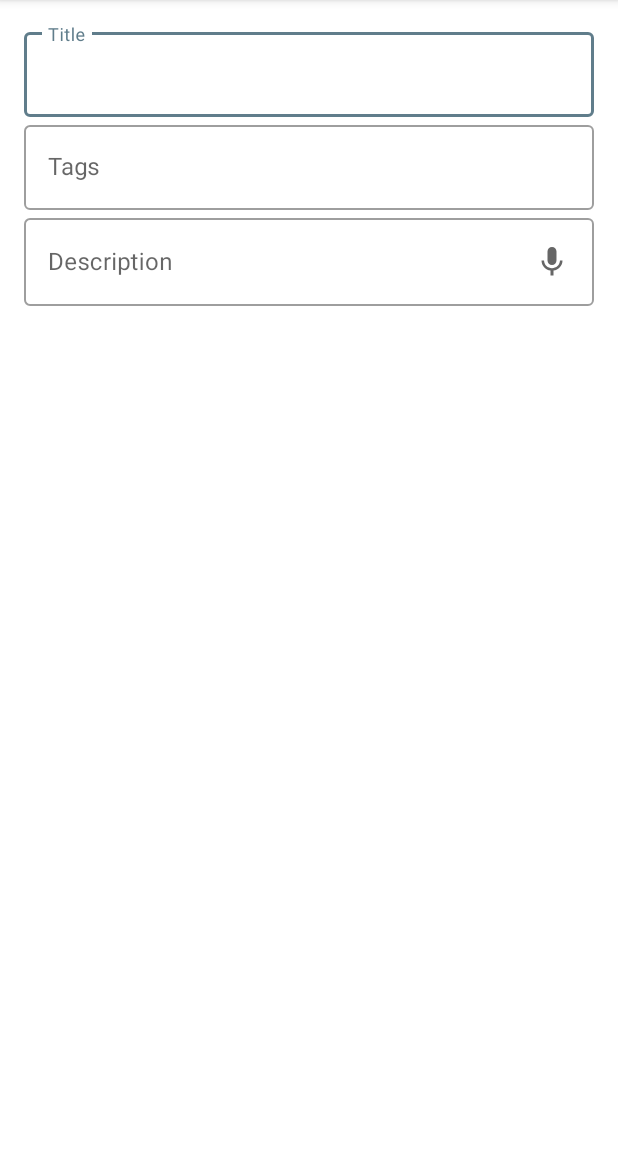
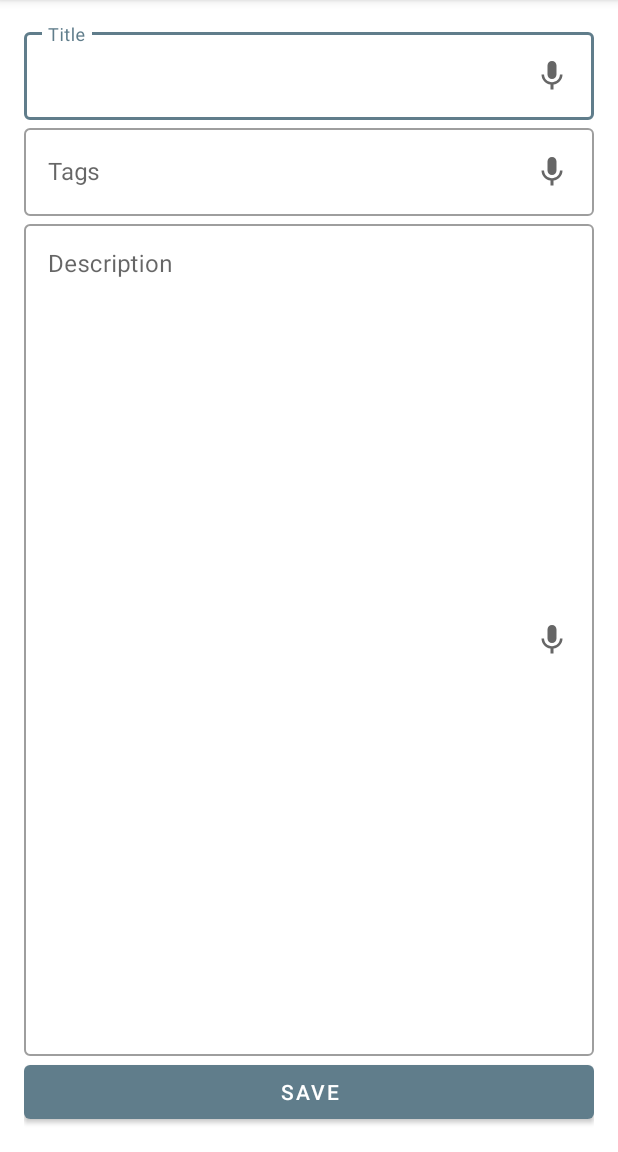
Before and after one commit to themha/MGE-Project, an Android app: the IdeaFormActivity screen opened directly, with no data from a screen before it, on a phone screen of 412 x 824 dp, the part 84-1236 px from its top. Run offline under Robolectric (Android 15) with nearby library versions, the phone set to English and light mode, and no system bars.

Commit message:
improve service

```diff
--- a/app/src/main/AndroidManifest.xml
+++ b/app/src/main/AndroidManifest.xml
@@ -22,7 +22,5 @@
     </application>
 
     <uses-permission android:name="android.permission.QUERY_ALL_PACKAGES" />
-    <uses-permission android:name="android.permission.RECORD_AUDIO"/>
-    <!--<uses-permission android:name="android.permission.INTERNET"/>-->
 
 </manifest>
--- a/app/src/main/java/com/ost/rj/mge/testat/activities/IdeaFormActivity.kt
+++ b/app/src/main/java/com/ost/rj/mge/testat/activities/IdeaFormActivity.kt
@@ -1,34 +1,30 @@
 package com.ost.rj.mge.testat.activities
 
-import android.Manifest
 import android.app.Activity
 import android.content.Context
 import android.content.Intent
-import android.content.pm.PackageManager
-import android.os.Build
 import android.os.Bundle
-import android.speech.RecognitionListener
 import android.speech.RecognizerIntent
-import android.speech.SpeechRecognizer
-import android.util.Log
 import android.view.MotionEvent
+import android.view.View
 import android.widget.EditText
-import android.widget.Toast
+import android.widget.TextView
 import androidx.appcompat.app.AppCompatActivity
-import androidx.core.app.ActivityCompat
-import androidx.core.content.ContextCompat
 import com.ost.rj.mge.testat.R
 import java.util.*
 
 
 class IdeaFormActivity : AppCompatActivity() {
+    private lateinit var title : EditText
+    private lateinit var tags : EditText
     private lateinit var description : EditText
-    private lateinit var speechRecognizerIntent : Intent
-    private lateinit var speechRecognizer : SpeechRecognizer
+
 
     companion object {
 
-        private const val REQUEST_CODE_SPEECH_INPUT = 100
+        private const val REQUEST_CODE_SPEECH_INPUT_TITLE = 100
+        private const val REQUEST_CODE_SPEECH_INPUT_TAGS = 101
+        private const val REQUEST_CODE_SPEECH_INPUT_DESCRIPTION = 102
 
         fun createIntent(context: Context) : Intent {
             val intent : Intent = Intent(context, IdeaFormActivity::class.java)
@@ -40,132 +36,68 @@ class IdeaFormActivity : AppCompatActivity() {
         super.onCreate(savedInstanceState)
         setContentView(R.layout.activity_idea_form)
 
+        title = findViewById(R.id.idea_form_editText_title)
+        title.setOnTouchListener {view : View, motionEvent -> setDrawableActions(motionEvent, title, REQUEST_CODE_SPEECH_INPUT_TITLE) }
 
-        //TODO ugly
+        tags = findViewById(R.id.idea_form_editText_tags)
+        tags.setOnTouchListener {view : View, motionEvent -> setDrawableActions(motionEvent, tags, REQUEST_CODE_SPEECH_INPUT_TAGS) }
 
         description = findViewById(R.id.idea_form_editText_description)
-
-        description.setOnTouchListener { _, event ->
-            val DRAWABLE_LEFT = 0
-            val DRAWABLE_TOP = 1
-            val DRAWABLE_RIGHT = 2
-            val DRAWABLE_BOTTOM = 3
-
-            if (event.action == MotionEvent.ACTION_DOWN) {
-                if (event.getRawX() >= description.right - description.compoundDrawables[DRAWABLE_RIGHT].bounds.width()) {
-                    prepareRecording()
-                    true
-                }
-            }
-
-            false
-        }
+        description.setOnTouchListener {_, motionEvent -> setDrawableActions(motionEvent, description, REQUEST_CODE_SPEECH_INPUT_DESCRIPTION) }
     }
 
 
-    // TODO ugly
-    private fun prepareRecording() {
-        Log.d("testcase", "startRecord: yes")
-        /*
-        val intent = Intent(RecognizerIntent.ACTION_RECOGNIZE_SPEECH)
-        intent.putExtra(RecognizerIntent.EXTRA_LANGUAGE_MODEL, RecognizerIntent.LANGUAGE_MODEL_FREE_FORM)
-        intent.putExtra(RecognizerIntent.EXTRA_LANGUAGE, Locale.getDefault())
-        intent.putExtra(RecognizerIntent.EXTRA_PROMPT, "Let's start speaking")
+    private fun setDrawableActions(event : MotionEvent, element : TextView, requestCode : Int) : Boolean {
+        val DRAWABLE_LEFT = 0
+        val DRAWABLE_TOP = 1
+        val DRAWABLE_RIGHT = 2
+        val DRAWABLE_BOTTOM = 3
 
-         */
+        if (event.action == MotionEvent.ACTION_DOWN) {
+            if (event.getRawX() >= element.right - element.compoundDrawables[DRAWABLE_RIGHT].bounds.width()) {
+                val intent = startSpeechToTextIntent()
+                startActivityForResult(intent, requestCode)
+                return true;
+            }
+        }
+        return false;
+    }
 
-        if(ContextCompat.checkSelfPermission(this, Manifest.permission.RECORD_AUDIO) != PackageManager.PERMISSION_GRANTED){
-            checkPermission()
-        }
 
-        speechRecognizer = SpeechRecognizer.createSpeechRecognizer(this);
-        speechRecognizerIntent = Intent(RecognizerIntent.ACTION_RECOGNIZE_SPEECH); // starts an activity that will prompt the user for speech and send it through a speech recognizer
+    private fun startSpeechToTextIntent() : Intent {
+        val speechRecognizerIntent : Intent = Intent(RecognizerIntent.ACTION_RECOGNIZE_SPEECH); // starts an activity that will prompt the user for speech and send it through a speech recognizer
         speechRecognizerIntent.putExtra(
             RecognizerIntent.EXTRA_LANGUAGE_MODEL,
             RecognizerIntent.LANGUAGE_MODEL_FREE_FORM
-        );
+        )
         speechRecognizerIntent.putExtra(RecognizerIntent.EXTRA_LANGUAGE, Locale.getDefault())
         speechRecognizerIntent.putExtra(RecognizerIntent.EXTRA_PROMPT, "Let's start speaking")
-
-        startActivityForResult(speechRecognizerIntent, REQUEST_CODE_SPEECH_INPUT)
-
-        /*
-        speechRecognizer.setRecognitionListener(object : RecognitionListener {
-
-            override fun onReadyForSpeech(params: Bundle?) {}
-
-            override fun onBeginningOfSpeech() {
-                description.hint = "Listening..."
-            }
-
-            override fun onRmsChanged(v: Float) {}
-
-            override fun onBufferReceived(bytes: ByteArray?) {}
-
-            override fun onEndOfSpeech() {}
-
-            override fun onError(i: Int) {}
-
-            override fun onResults(bundle: Bundle) {
-                val data = bundle.getStringArrayList(SpeechRecognizer.RESULTS_RECOGNITION)
-                description.setText(data!![0].toString())
-
-            }
-
-            override fun onPartialResults(bundle: Bundle?) {}
-
-            override fun onEvent(i: Int, bundle: Bundle?) {}
-
-        })
-
-         */
-
-
+        return speechRecognizerIntent
     }
-
-
-
-
-
 
     override fun onActivityResult(requestCode: Int, resultCode: Int, data: Intent?) {
         super.onActivityResult(requestCode, resultCode, data)
 
         when(requestCode){
-            REQUEST_CODE_SPEECH_INPUT -> {
-                if (resultCode == Activity.RESULT_OK && null != data){
-                    val result = data.getStringArrayListExtra(RecognizerIntent.EXTRA_RESULTS)
-                    description.append(result!![0])
+            REQUEST_CODE_SPEECH_INPUT_TITLE -> {
+                onActivityResultSpeechToTextHandler(title, resultCode, data)
+            }
 
-                }
+            REQUEST_CODE_SPEECH_INPUT_TAGS -> {
+                onActivityResultSpeechToTextHandler(tags, resultCode, data)
+            }
+
+            REQUEST_CODE_SPEECH_INPUT_DESCRIPTION -> {
+                onActivityResultSpeechToTextHandler(description, resultCode, data)
             }
         }
     }
 
+    private fun onActivityResultSpeechToTextHandler(element: TextView, resultCode : Int, data: Intent?){
+        if (resultCode == Activity.RESULT_OK && data != null){
+            val result = data.getStringArrayListExtra(RecognizerIntent.EXTRA_RESULTS)
+            element.append(result!![0])
 
-
-    private fun checkPermission(){
-        if(Build.VERSION.SDK_INT >= Build.VERSION_CODES.M) {
-            ActivityCompat.requestPermissions(
-                this,
-                arrayOf(Manifest.permission.RECORD_AUDIO),
-                REQUEST_CODE_SPEECH_INPUT
-            )
-        }
-    }
-
-    override fun onRequestPermissionsResult(
-        requestCode: Int,
-        permissions: Array<String?>,
-        grantResults: IntArray
-    ) {
-        super.onRequestPermissionsResult(requestCode, permissions, grantResults)
-        if (requestCode == REQUEST_CODE_SPEECH_INPUT && grantResults.isNotEmpty()) {
-            if (grantResults[0] == PackageManager.PERMISSION_GRANTED) Toast.makeText(
-                this,
-                "Permission Granted",
-                Toast.LENGTH_SHORT
-            ).show()
         }
     }
 }
--- a/app/src/main/java/com/ost/rj/mge/testat/adapter/IdeaAdapter.kt
+++ b/app/src/main/java/com/ost/rj/mge/testat/adapter/IdeaAdapter.kt
@@ -55,7 +55,3 @@ class IdeaAdapter(
     }
 
 }
-
-interface OnItemClickListener {
-    fun onItemClick(idea : Idea)
-}
--- a/app/src/main/res/layout/activity_idea_form.xml
+++ b/app/src/main/res/layout/activity_idea_form.xml
@@ -20,7 +20,8 @@
         <com.google.android.material.textfield.TextInputEditText
             android:id="@+id/idea_form_editText_title"
             android:layout_width="match_parent"
-            android:layout_height="wrap_content" />
+            android:layout_height="wrap_content"
+            android:drawableRight="@drawable/ic_baseline_mic_24" />
 
     </com.google.android.material.textfield.TextInputLayout>
 
@@ -37,30 +38,43 @@
         <com.google.android.material.textfield.TextInputEditText
             android:id="@+id/idea_form_editText_tags"
             android:layout_width="match_parent"
-            android:layout_height="wrap_content" />
+            android:layout_height="wrap_content"
+            android:drawableRight="@drawable/ic_baseline_mic_24" />
 
     </com.google.android.material.textfield.TextInputLayout>
 
     <com.google.android.material.textfield.TextInputLayout
         android:id="@+id/idea_form_textView_description"
+        style="@style/Widget.MaterialComponents.TextInputLayout.OutlinedBox"
         android:layout_width="0dp"
         android:layout_height="0dp"
         android:hint="Description"
-
         android:textSize="18sp"
-        app:layout_constraintBottom_toBottomOf="parent"
+        app:layout_constraintBottom_toTopOf="@+id/idea_form_button_save"
         app:layout_constraintEnd_toEndOf="parent"
         app:layout_constraintStart_toStartOf="parent"
-        app:layout_constraintTop_toBottomOf="@+id/idea_form_textView_tags"
-        style="@style/Widget.MaterialComponents.TextInputLayout.OutlinedBox">
+        app:layout_constraintTop_toBottomOf="@+id/idea_form_textView_tags">
 
         <com.google.android.material.textfield.TextInputEditText
             android:id="@+id/idea_form_editText_description"
             android:layout_width="match_parent"
-            android:layout_height="wrap_content"
-            android:inputType="textMultiLine"
-            android:drawableRight="@drawable/ic_baseline_mic_24"/>
+            android:layout_height="match_parent"
+            android:drawableRight="@drawable/ic_baseline_mic_24"
+            android:gravity="top|left"
+            android:inputType="textMultiLine" />
 
     </com.google.android.material.textfield.TextInputLayout>
 
+    <Button
+        android:id="@+id/idea_form_button_save"
+        android:layout_width="match_parent"
+        android:layout_height="wrap_content"
+        android:text="Save"
+        app:layout_constraintBottom_toBottomOf="parent"
+        app:layout_constraintLeft_toLeftOf="parent"
+        app:layout_constraintEnd_toEndOf="parent"
+        tools:layout_editor_absoluteX="63dp"
+        tools:layout_editor_absoluteY="701dp" />
+
+
 </androidx.constraintlayout.widget.ConstraintLayout>
```
